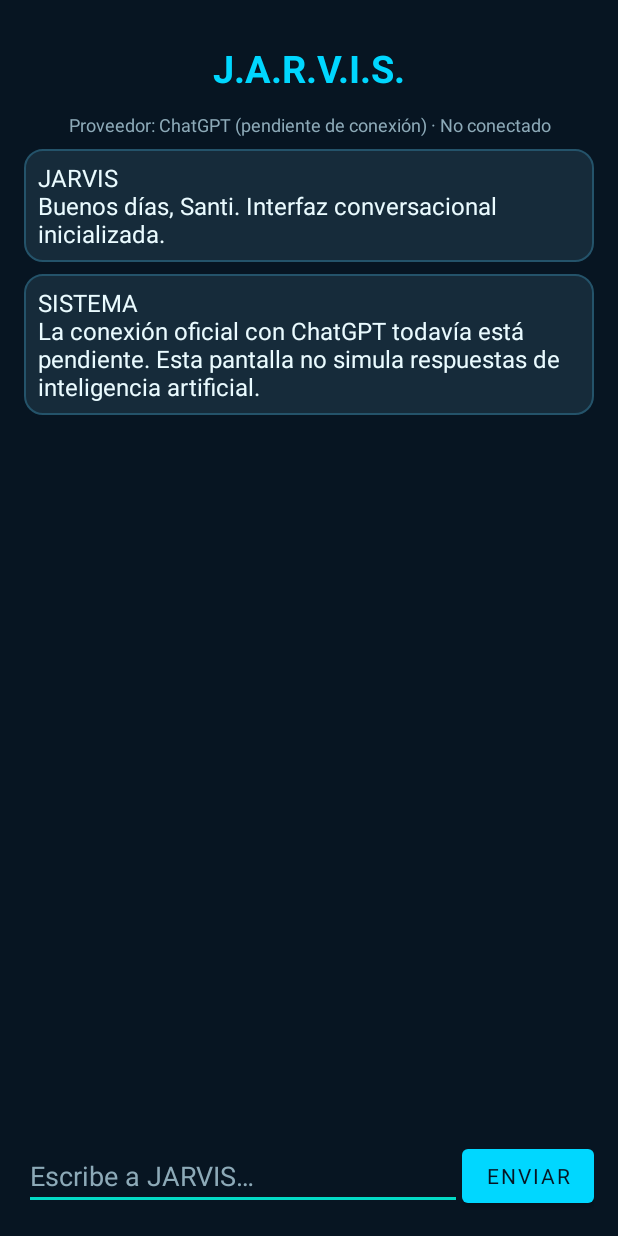
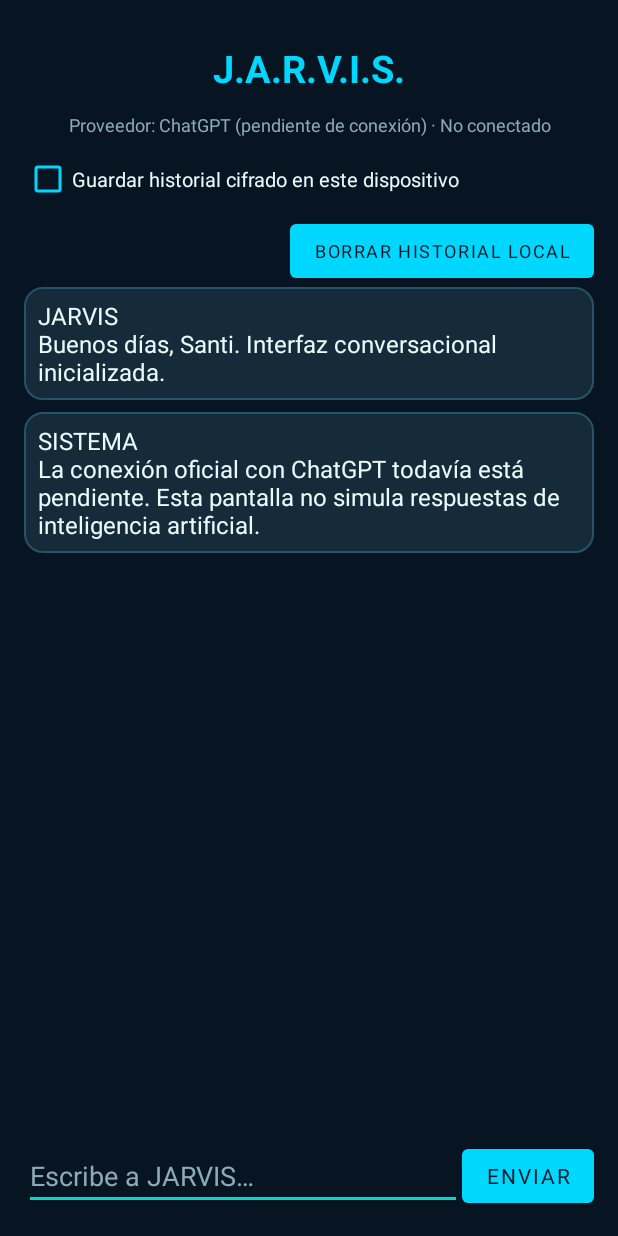
Before and after one commit to santiagozc2014-star/JARVIS-comando-de-voz-, an Android app: the ChatActivity screen opened directly, with no data from a screen before it, on a phone screen of 412 x 824 dp. Run offline under Robolectric (Android 15) with nearby library versions, the phone set to English and light mode, and no system bars.

Commit message:
Add local history controls to chat screen

```diff
--- a/app/src/main/res/layout/activity_chat.xml
+++ b/app/src/main/res/layout/activity_chat.xml
@@ -24,7 +24,24 @@
         android:textColor="@color/jarvis_muted"
         android:textSize="12sp"
         android:gravity="center"
-        android:paddingBottom="8dp" />
+        android:paddingBottom="4dp" />
+
+    <CheckBox
+        android:id="@+id/chatSaveHistory"
+        android:layout_width="match_parent"
+        android:layout_height="wrap_content"
+        android:text="Guardar historial cifrado en este dispositivo"
+        android:textColor="@color/jarvis_text"
+        android:textSize="13sp"
+        android:buttonTint="@color/jarvis_cyan" />
+
+    <Button
+        android:id="@+id/chatClearHistory"
+        android:layout_width="wrap_content"
+        android:layout_height="wrap_content"
+        android:layout_gravity="end"
+        android:text="Borrar historial local"
+        android:textSize="12sp" />
 
     <ScrollView
         android:id="@+id/chatScroll"
```
